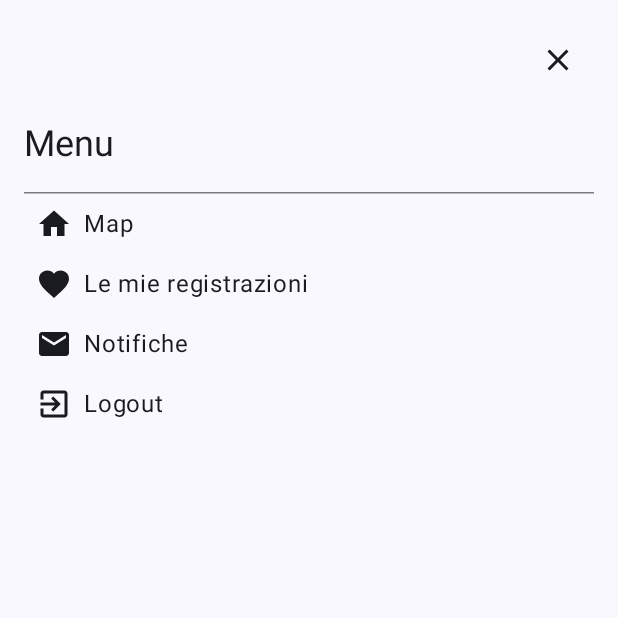
After one commit to matildez03/LAM-YourCityIsListeningTo, an Android app built with Jetpack Compose: the composable DrawerContent shown on its own in the app's theme, on a phone screen of 412 x 824 dp, the top half of it. The commit adds this screen. Run offline under Robolectric (Android 15) with nearby library versions, the phone set to English and light mode, and no system bars.

Commit message:
creazione menù

```diff
--- a/app/build.gradle.kts
+++ b/app/build.gradle.kts
@@ -75,6 +75,7 @@ dependencies {
     implementation("androidx.compose.ui:ui")
     implementation("androidx.compose.ui:ui-graphics")
     implementation("androidx.compose.ui:ui-tooling-preview")
+    implementation("androidx.compose.material:material")
     implementation("androidx.compose.material3:material3")
     implementation("androidx.compose.runtime:runtime-livedata")
 
--- a/app/src/main/java/uni/matilde/lam01/ui/AppNavHost.kt
+++ b/app/src/main/java/uni/matilde/lam01/ui/AppNavHost.kt
@@ -36,7 +36,7 @@ fun AppNavHost(
             )
         }
         composable("map") { //la schermata principale è direttamente la mappa
-            MainMapScreen()
+            MainMapScreen(navController = navController)
         }
     }
 }
--- /dev/null
+++ b/app/src/main/java/uni/matilde/lam01/ui/DrawerContent.kt
@@ -0,0 +1,94 @@
+package uni.matilde.lam01.ui
+
+import androidx.compose.foundation.clickable
+import androidx.compose.foundation.layout.*
+import androidx.compose.material.icons.Icons
+import androidx.compose.material.icons.filled.Close
+import androidx.compose.material.icons.filled.Email
+import androidx.compose.material.icons.filled.ExitToApp
+import androidx.compose.material.icons.filled.Favorite
+import androidx.compose.material.icons.filled.Home
+import androidx.compose.material.icons.filled.Person
+import androidx.compose.runtime.Composable
+import androidx.compose.ui.Alignment
+import androidx.compose.ui.Modifier
+import androidx.compose.ui.graphics.vector.ImageVector
+import androidx.compose.ui.unit.dp
+import androidx.navigation.NavController
+import androidx.compose.material3.Text
+import androidx.compose.material3.Icon
+import androidx.compose.material3.Divider
+import androidx.compose.material3.HorizontalDivider
+import androidx.compose.material3.IconButton
+import androidx.compose.material3.MaterialTheme
+
+
+
+
+@Composable
+fun DrawerContent(navController: NavController, onClose: () -> Unit) {
+    Column(
+        modifier = Modifier.fillMaxSize().padding(16.dp),
+        verticalArrangement = Arrangement.Top
+    ) {
+        Row(
+            modifier = Modifier.fillMaxWidth(),
+            horizontalArrangement = Arrangement.End
+        ) {
+            IconButton(onClick = onClose) {
+                Icon(Icons.Default.Close, contentDescription = "Chiudi menu")
+            }
+        }
+
+        Spacer(modifier = Modifier.height(16.dp))
+
+        Text(
+            "Menu",
+            style = MaterialTheme.typography.headlineSmall,
+            modifier = Modifier.padding(bottom = 16.dp)
+        )
+        HorizontalDivider()
+
+        DrawerItem("Map", Icons.Default.Home, onClick = {
+            navController.navigate("map")
+            onClose()
+        })
+
+        /*
+        DrawerItem("Profile", Icons.Default.Person, onClick = {
+            navController.navigate("profile")
+            onClose()
+        })
+
+         */
+
+
+        DrawerItem("Le mie registrazioni", Icons.Default.Favorite, onClick = {
+            navController.navigate("audios")
+            onClose()
+        })
+
+        DrawerItem("Notifiche", Icons.Default.Email, onClick = {
+            navController.navigate("notifications")
+            onClose()
+        })
+        DrawerItem("Logout", Icons.Default.ExitToApp, onClick = {
+            navController.navigate("logout")
+            onClose()
+        })
+    }
+}
+
+@Composable
+fun DrawerItem(text: String, icon: ImageVector, onClick: () -> Unit) {
+    Row(
+        modifier = Modifier
+            .fillMaxWidth()
+            .clickable(onClick = onClick)
+            .padding(8.dp),
+        verticalAlignment = Alignment.CenterVertically
+    ) {
+        Icon(icon, contentDescription = null, modifier = Modifier.padding(end = 8.dp))
+        Text(text, style = MaterialTheme.typography.bodyLarge)
+    }
+}
```
Also changed, not shown: app/src/main/java/uni/matilde/lam01/ui/map/MainMappScreen.kt (+50 -5 lines).
